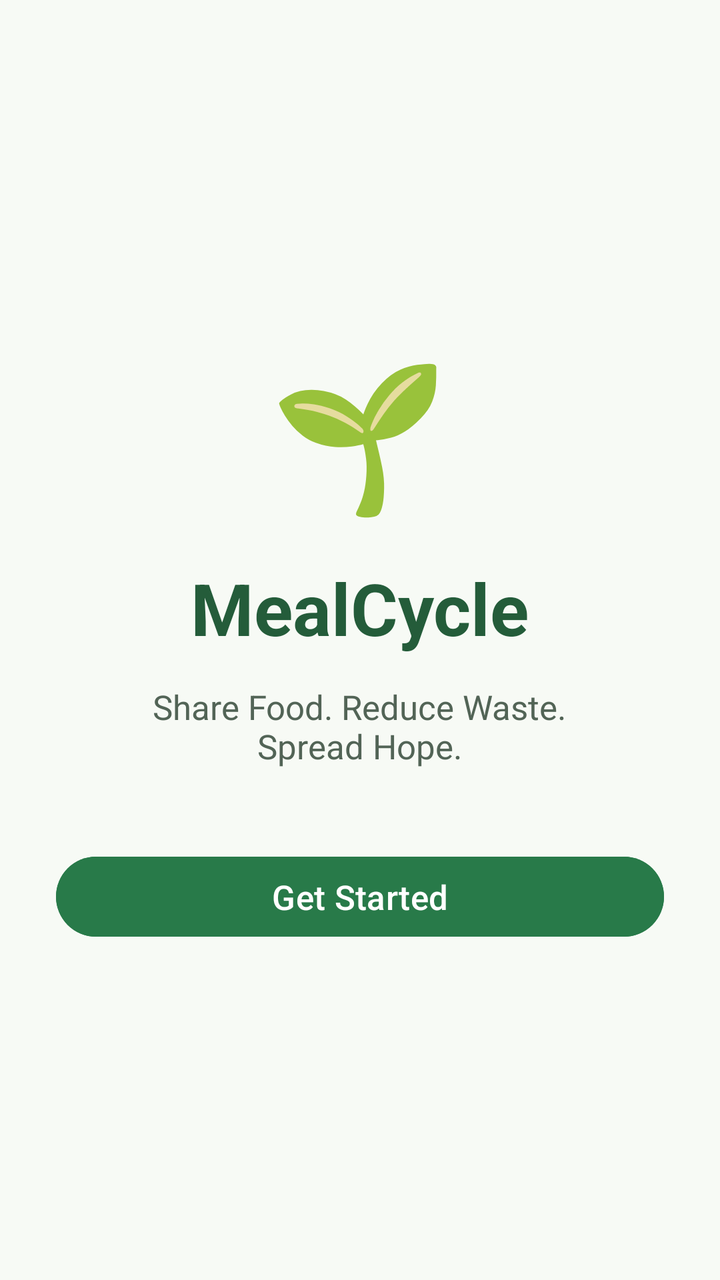
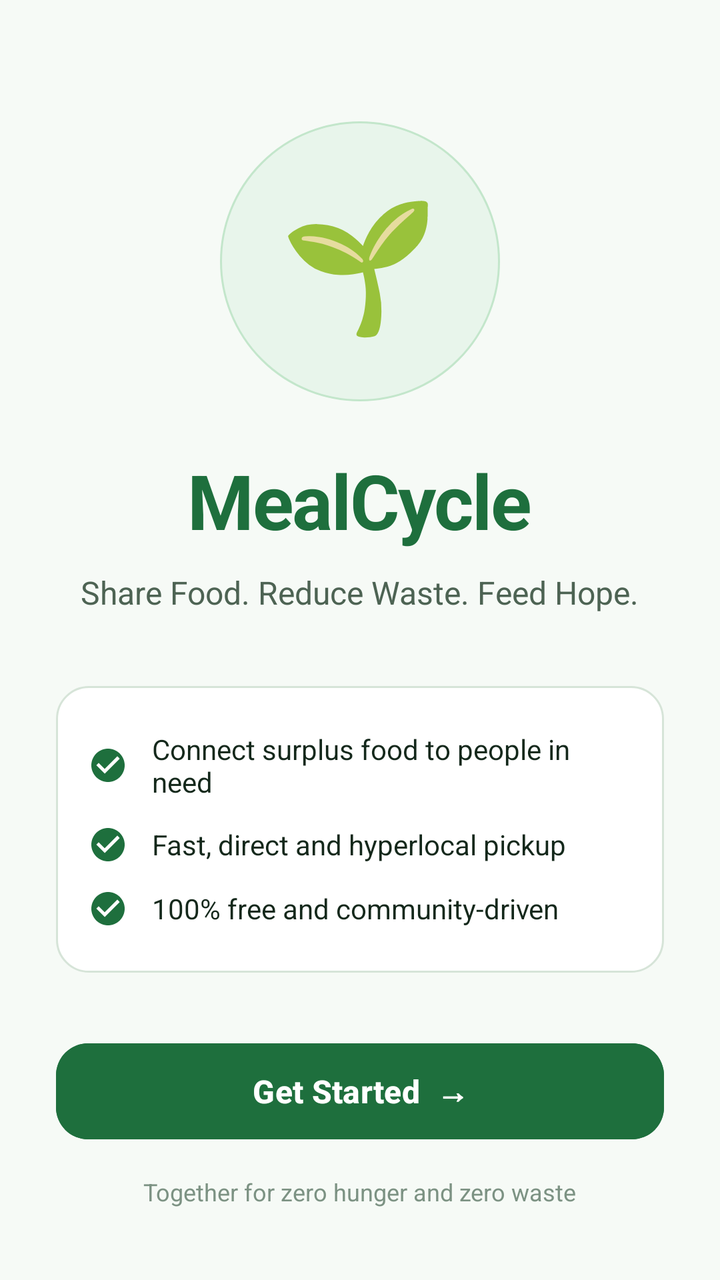

Screens rendered from an Android XML layout before and after an edit, with the pre-edit source and the edit as a unified diff.
<!-- AndroidManifest.xml: application theme Theme.MealCycle -->
<!-- res/layout/activity_main.xml -->
<?xml version="1.0" encoding="utf-8"?>
<LinearLayout
    xmlns:android="http://schemas.android.com/apk/res/android"
    android:layout_width="match_parent"
    android:layout_height="match_parent"
    android:orientation="vertical"
    android:gravity="center"
    android:padding="28dp"
    android:background="#F7FAF5">

    <TextView
        android:layout_width="wrap_content"
        android:layout_height="wrap_content"
        android:text="🌱"
        android:textSize="72sp"
        android:layout_marginBottom="16dp"/>

    <TextView
        android:layout_width="wrap_content"
        android:layout_height="wrap_content"
        android:text="MealCycle"
        android:textSize="36sp"
        android:textStyle="bold"
        android:textColor="#245C3A"/>

    <TextView
        android:layout_width="wrap_content"
        android:layout_height="wrap_content"
        android:text="Share Food. Reduce Waste.\nSpread Hope."
        android:textSize="17sp"
        android:textColor="#526456"
        android:gravity="center"
        android:layout_marginTop="14dp"/>

    <Button
        android:id="@+id/btnGetStarted"
        android:layout_width="match_parent"
        android:layout_height="wrap_content"
        android:text="Get Started"
        android:textAllCaps="false"
        android:textSize="17sp"
        android:layout_marginTop="40dp"
        android:backgroundTint="#287A49"
        android:textColor="#FFFFFF"/>

</LinearLayout>
<!-- resources referenced by this layout -->
<resources>
  <style name="Theme.MealCycle" parent="Base.Theme.MealCycle" />
  <style name="Base.Theme.MealCycle" parent="Theme.Material3.DayNight.NoActionBar">
          
          
      </style>
</resources>

<!-- the commit's change to res/layout/activity_main.xml (unified diff, before → after) -->
@@ -1,46 +1,159 @@
 <?xml version="1.0" encoding="utf-8"?>
 <LinearLayout
     xmlns:android="http://schemas.android.com/apk/res/android"
+    xmlns:app="http://schemas.android.com/apk/res-auto"
     android:layout_width="match_parent"
     android:layout_height="match_parent"
     android:orientation="vertical"
-    android:gravity="center"
-    android:padding="28dp"
-    android:background="#F7FAF5">
+    android:paddingHorizontal="28dp"
+    android:paddingVertical="36dp"
+    android:background="@color/bg_main"
+    android:gravity="center_horizontal">
+
+    <View
+        android:layout_width="0dp"
+        android:layout_height="0dp"
+        android:layout_weight="0.8" />
+
+    
+    <FrameLayout
+        android:layout_width="140dp"
+        android:layout_height="140dp"
+        android:background="@drawable/bg_circle_primary"
+        android:layout_marginBottom="24dp">
+
+        <TextView
+            android:layout_width="wrap_content"
+            android:layout_height="wrap_content"
+            android:layout_gravity="center"
+            android:text="🌱"
+            android:textSize="64sp" />
+    </FrameLayout>
+
+    
+    <TextView
+        android:layout_width="wrap_content"
+        android:layout_height="wrap_content"
+        android:text="MealCycle"
+        android:textSize="38sp"
+        android:textStyle="bold"
+        android:textColor="@color/primary"
+        android:letterSpacing="-0.02" />
 
     <TextView
         android:layout_width="wrap_content"
         android:layout_height="wrap_content"
-        android:text="🌱"
-        android:textSize="72sp"
-        android:layout_marginBottom="16dp"/>
+        android:text="Share Food. Reduce Waste. Feed Hope."
+        android:textSize="16sp"
+        android:textColor="@color/text_secondary"
+        android:textStyle="normal"
+        android:gravity="center"
+        android:layout_marginTop="10dp" />
+
+    
+    <LinearLayout
+        android:layout_width="match_parent"
+        android:layout_height="wrap_content"
+        android:orientation="vertical"
+        android:layout_marginTop="36dp"
+        android:background="@drawable/bg_card_white"
+        android:padding="16dp">
+
+        <LinearLayout
+            android:layout_width="match_parent"
+            android:layout_height="wrap_content"
+            android:orientation="horizontal"
+            android:gravity="center_vertical"
+            android:paddingVertical="6dp">
+
+            <ImageView
+                android:layout_width="20dp"
+                android:layout_height="20dp"
+                android:src="@drawable/ic_check_circle"
+                app:tint="@color/primary"
+                android:contentDescription="Checkmark" />
+
+            <TextView
+                android:layout_width="wrap_content"
+                android:layout_height="wrap_content"
+                android:layout_marginStart="12dp"
+                android:text="Connect surplus food to people in need"
+                android:textSize="14sp"
+                android:textColor="@color/text_primary" />
+        </LinearLayout>
+
+        <LinearLayout
+            android:layout_width="match_parent"
+            android:layout_height="wrap_content"
+            android:orientation="horizontal"
+            android:gravity="center_vertical"
+            android:paddingVertical="6dp">
+
+            <ImageView
+                android:layout_width="20dp"
+                android:layout_height="20dp"
+                android:src="@drawable/ic_check_circle"
+                app:tint="@color/primary"
+                android:contentDescription="Checkmark" />
+
+            <TextView
+                android:layout_width="wrap_content"
+                android:layout_height="wrap_content"
+                android:layout_marginStart="12dp"
+                android:text="Fast, direct and hyperlocal pickup"
+                android:textSize="14sp"
+                android:textColor="@color/text_primary" />
+        </LinearLayout>
+
+        <LinearLayout
+            android:layout_width="match_parent"
+            android:layout_height="wrap_content"
+            android:orientation="horizontal"
+            android:gravity="center_vertical"
+            android:paddingVertical="6dp">
+
+            <ImageView
+                android:layout_width="20dp"
+                android:layout_height="20dp"
+                android:src="@drawable/ic_check_circle"
+                app:tint="@color/primary"
+                android:contentDescription="Checkmark" />
+
+            <TextView
+                android:layout_width="wrap_content"
+                android:layout_height="wrap_content"
+                android:layout_marginStart="12dp"
+                android:text="100% free and community-driven"
+                android:textSize="14sp"
+                android:textColor="@color/text_primary" />
+        </LinearLayout>
+    </LinearLayout>
+
+    <View
+        android:layout_width="0dp"
+        android:layout_height="0dp"
+        android:layout_weight="1" />
+
+    
+    <com.google.android.material.button.MaterialButton
+        android:id="@+id/btnGetStarted"
+        android:layout_width="match_parent"
+        android:layout_height="56dp"
+        android:text="Get Started  →"
+        android:textAllCaps="false"
+        android:textSize="16sp"
+        android:textStyle="bold"
+        android:backgroundTint="@color/primary"
+        android:textColor="@color/white"
+        app:cornerRadius="16dp"
+        app:elevation="2dp" />
 
     <TextView
         android:layout_width="wrap_content"
         android:layout_height="wrap_content"
-        android:text="MealCycle"
-        android:textSize="36sp"
-        android:textStyle="bold"
-        android:textColor="#245C3A"/>
-
-    <TextView
-        android:layout_width="wrap_content"
-        android:layout_height="wrap_content"
-        android:text="Share Food. Reduce Waste.\nSpread Hope."
-        android:textSize="17sp"
-        android:textColor="#526456"
-        android:gravity="center"
-        android:layout_marginTop="14dp"/>
-
-    <Button
-        android:id="@+id/btnGetStarted"
-        android:layout_width="match_parent"
-        android:layout_height="wrap_content"
-        android:text="Get Started"
-        android:textAllCaps="false"
-        android:textSize="17sp"
-        android:layout_marginTop="40dp"
-        android:backgroundTint="#287A49"
-        android:textColor="#FFFFFF"/>
+        android:text="Together for zero hunger and zero waste"
+        android:textSize="12sp"
+        android:textColor="@color/text_muted"
+        android:layout_marginTop="14dp" />
 
 </LinearLayout>
<!-- resource entries referenced after the edit -->
@@ -1,9 +1,58 @@
 <!-- resources referenced by this layout -->
 <resources>
+  <color name="bg_main">#F6FAF6</color>
+  <color name="primary">#1E6F3D</color>
+  <color name="text_muted">#7C9283</color>
+  <color name="text_primary">#14281B</color>
+  <color name="text_secondary">#4D6353</color>
+  <color name="white">#FFFFFFFF</color>
+  <!-- drawable bg_card_white (drawable) -->
+  <?xml version="1.0" encoding="utf-8"?>
+  <shape xmlns:android="http://schemas.android.com/apk/res/android"
+      android:shape="rectangle">
+      <solid android:color="@color/surface_card" />
+      <corners android:radius="16dp" />
+      <stroke
+          android:width="1dp"
+          android:color="@color/border_light" />
+  </shape>
+  <!-- drawable bg_circle_primary (drawable) -->
+  <?xml version="1.0" encoding="utf-8"?>
+  <shape xmlns:android="http://schemas.android.com/apk/res/android"
+      android:shape="oval">
+      <solid android:color="@color/primary_tint" />
+      <stroke
+          android:width="1dp"
+          android:color="@color/primary_tint_border" />
+  </shape>
+  <!-- drawable ic_check_circle (drawable) -->
+  <vector xmlns:android="http://schemas.android.com/apk/res/android"
+      android:width="20dp"
+      android:height="20dp"
+      android:viewportWidth="24"
+      android:viewportHeight="24">
+      <path
+          android:fillColor="@color/primary"
+          android:pathData="M12,2C6.48,2 2,6.48 2,12s4.48,10 10,10 10,-4.48 10,-10S17.52,2 12,2zM10,17l-5,-5 1.41,-1.41L10,14.17l7.59,-7.59L19,8l-9,9z" />
+  </vector>
   <style name="Theme.MealCycle" parent="Base.Theme.MealCycle" />
+  <color name="surface_card">#FFFFFF</color>
+  <color name="border_light">#D6E4D8</color>
+  <color name="primary_tint">#E8F5EB</color>
+  <color name="primary_tint_border">#C3E6CB</color>
   <style name="Base.Theme.MealCycle" parent="Theme.Material3.DayNight.NoActionBar">
           
-          
+          <item name="colorPrimary">@color/primary</item>
+          <item name="colorPrimaryVariant">@color/primary_dark</item>
+          <item name="colorOnPrimary">@color/text_on_primary</item>
+          <item name="colorSecondary">@color/secondary</item>
+          <item name="colorSurface">@color/surface_card</item>
+          <item name="android:windowBackground">@color/bg_main</item>
+          <item name="android:statusBarColor">@color/bg_main</item>
+          <item name="android:windowLightStatusBar">true</item>
       </style>
+  <color name="primary_dark">#134E2A</color>
+  <color name="text_on_primary">#FFFFFF</color>
+  <color name="secondary">#E67E22</color>
 </resources>
 
